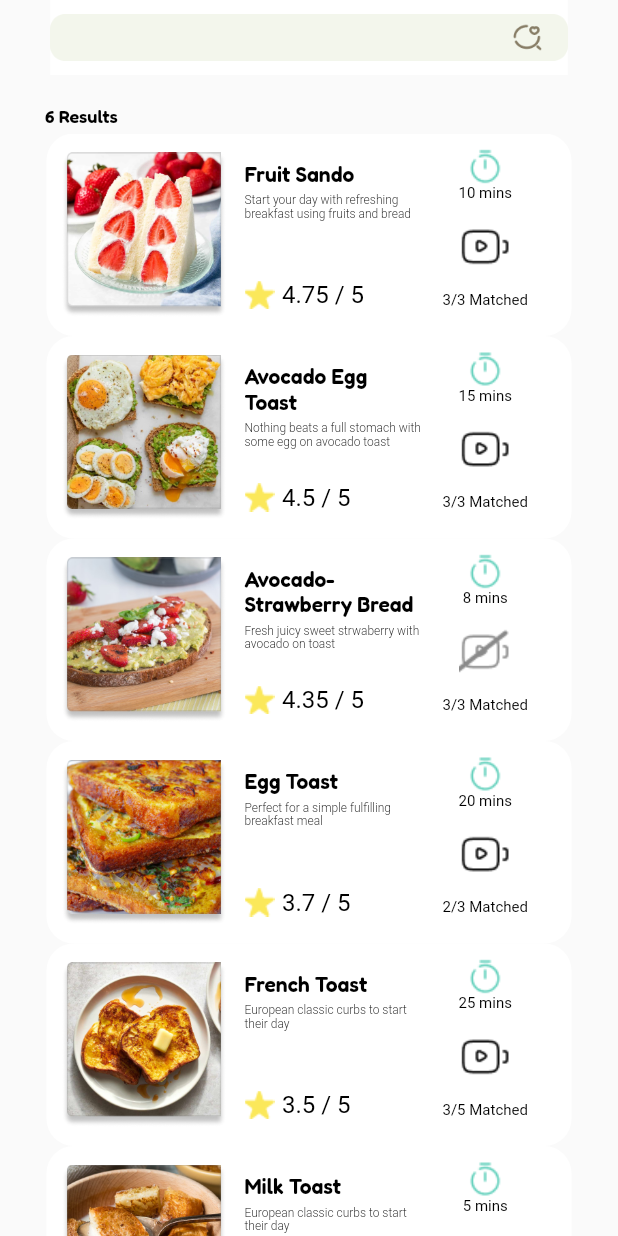
After one commit to swy-git/Greezly, a Flutter app: the RecipeResultPage screen opened directly, on a phone screen of 412 x 824 dp. The commit adds this screen. Run offline on Flutter 3.47's test engine with Material 2 defaults, Android fonts, the phone set to English and light mode, and no system bars.

Commit message:
recipe result done
tinggal tambahin navbar

```diff
--- /dev/null
+++ b/lib/reciperesult.dart
@@ -0,0 +1,212 @@
+// ignore_for_file: prefer_const_constructors, prefer_const_literals_to_create_immutables
+
+import 'package:flutter/material.dart';
+import 'package:practice/search.dart';
+import 'package:practice/widget/scroll.dart';
+
+class RecipeResultPage extends StatefulWidget {
+  const RecipeResultPage({super.key});
+
+  @override
+  State<RecipeResultPage> createState() => _RecipeResultPageState();
+}
+
+class _RecipeResultPageState extends State<RecipeResultPage> {
+  @override
+  Widget build(BuildContext context) {
+    Widget VerticalScroll() {
+      return Expanded(
+        child: SingleChildScrollView(
+          scrollDirection: Axis.vertical,
+          child: Container(
+            child: Column(
+              children: [
+                CustomScroll(
+                  imgurl: 'images/fruitsando.png',
+                  title: 'Fruit Sando',
+                  desc:
+                      'Start your day with refreshing breakfast using fruits and bread',
+                  rate: '4.75 / 5',
+                  mins: '10 mins',
+                  vidurl: 'images/vid.png',
+                  match: '3/3 Matched',
+                ),
+                CustomScroll(
+                  imgurl: 'images/avoegg.png',
+                  title: 'Avocado Egg Toast',
+                  desc:
+                      'Nothing beats a full stomach with some egg on avocado toast',
+                  rate: '4.5 / 5',
+                  mins: '15 mins',
+                  vidurl: 'images/vid.png',
+                  match: '3/3 Matched',
+                ),
+                CustomScroll(
+                  imgurl: 'images/avostr.png',
+                  title: 'Avocado-Strawberry Bread',
+                  desc: 'Fresh juicy sweet strwaberry with avocado on toast',
+                  rate: '4.35 / 5',
+                  mins: '8 mins',
+                  vidurl: 'images/novid.png',
+                  match: '3/3 Matched',
+                ),
+                CustomScroll(
+                  imgurl: 'images/eggtoast.png',
+                  title: 'Egg Toast',
+                  desc: 'Perfect for a simple fulfilling breakfast meal',
+                  rate: '3.7 / 5',
+                  mins: '20 mins',
+                  vidurl: 'images/vid.png',
+                  match: '2/3 Matched',
+                ),
+                CustomScroll(
+                  imgurl: 'images/frenchtoast.png',
+                  title: 'French Toast',
+                  desc: 'European classic curbs to start their day',
+                  rate: '3.5 / 5',
+                  mins: '25 mins',
+                  vidurl: 'images/vid.png',
+                  match: '3/5 Matched',
+                ),
+                CustomScroll(
+                  imgurl: 'images/milktoast.png',
+                  title: 'Milk Toast',
+                  desc: 'European classic curbs to start their day',
+                  rate: '4.0 / 5',
+                  mins: '5 mins',
+                  vidurl: 'images/vid.png',
+                  match: '2/2 Matched',
+                ),
+                // kalo mau nambahin disini
+
+                SizedBox(
+                  height: 12,
+                ),
+                Center(
+                  child: Text(
+                    '- END OF RESULTS -',
+                    style: TextStyle(
+                      color: Colors.black,
+                      fontFamily: 'Fredoka',
+                      fontSize: 14,
+                      fontWeight: FontWeight.normal,
+                    ),
+                  ),
+                ),
+                SizedBox(
+                  height: 12,
+                ),
+              ],
+            ),
+          ),
+        ),
+      );
+    }
+
+    return Scaffold(
+      body: SafeArea(
+        minimum: const EdgeInsets.only(left: 30, right: 30),
+        child: Column(
+          children: [
+            // Search bar
+            Positioned(
+              child: Container(
+                height: 50,
+                color: Colors.white,
+                child: GestureDetector(
+                  onTap: () {
+                    Navigator.push(
+                      context,
+                      PageRouteBuilder(
+                        transitionDuration: const Duration(milliseconds: 200),
+                        pageBuilder: (context, animation, secondaryAnimation) {
+                          return SlideTransition(
+                            position: Tween<Offset>(
+                              begin: const Offset(0.0, -1.0),
+                              end: Offset.zero,
+                            ).animate(animation),
+                            child: const SearchPage(),
+                          );
+                        },
+                      ),
+                    );
+                  },
+                  child: const Image(
+                    image: AssetImage('images/searchbar.png'),
+                    width: 345,
+                  ),
+                ),
+              ),
+            ),
+
+            const SizedBox(
+              height: 20,
+            ),
+            Container(
+              alignment: AlignmentDirectional.topStart,
+              child: Text(
+                '6 Results',
+                style: TextStyle(
+                  color: Colors.black,
+                  fontFamily: 'Fredoka',
+                  fontSize: 12,
+                  fontWeight: FontWeight.normal,
+                ),
+              ),
+            ),
+            SizedBox(
+              height: 4,
+            ),
+
+            VerticalScroll(),
+
+            // const Center(
+            //   child: Text(
+            //     'Recipe Result',
+            //     style: TextStyle(
+            //       color: Color.fromRGBO(255, 92, 44, 1),
+            //       fontFamily: 'Fredoka',
+            //       fontSize: 30,
+            //       fontWeight: FontWeight.bold,
+            //     ),
+            //   ),
+            // ),
+            // const SizedBox(
+            //   height: 20,
+            // ),
+            // GestureDetector(
+            //   onTap: () {},
+            //   child: const Image(
+            //     image: AssetImage('images/liked.png'),
+            //   ),
+            // ),
+            // GestureDetector(
+            //   onTap: () {},
+            //   child: const Image(
+            //     image: AssetImage('images/breakfast.png'),
+            //   ),
+            // ),
+            // GestureDetector(
+            //   onTap: () {},
+            //   child: const Image(
+            //     image: AssetImage('images/lunch.png'),
+            //   ),
+            // ),
+            // GestureDetector(
+            //   onTap: () {},
+            //   child: const Image(
+            //     image: AssetImage('images/dinner.png'),
+            //   ),
+            // ),
+            // GestureDetector(
+            //   onTap: () {},
+            //   child: const Image(
+            //     image: AssetImage('images/addNew.png'),
+            //   ),
+            // ),
+          ],
+        ),
+      ),
+    );
+  }
+}
--- a/lib/search.dart
+++ b/lib/search.dart
@@ -3,6 +3,7 @@ import 'package:practice/homie.dart';
 import 'package:practice/feeds.dart';
 import 'package:practice/recipes.dart';
 import 'package:practice/profile.dart';
+import 'package:practice/reciperesult.dart';
 
 class SearchPage extends StatefulWidget {
   const SearchPage({super.key});
@@ -415,7 +416,13 @@ class _SearchPageState extends State<SearchPage> {
             ),
             GestureDetector(
               onTap: () {
-                Navigator.pop(context);
+                Navigator.of(context).push(
+                  MaterialPageRoute(
+                    builder: (BuildContext context) {
+                      return const RecipeResultPage();
+                    },
+                  ),
+                );
               },
               child: const Image(
                 width: 275,
--- /dev/null
+++ b/lib/widget/scroll.dart
@@ -0,0 +1,130 @@
+import 'package:flutter/material.dart';
+
+class CustomScroll extends StatelessWidget {
+  final String? imgurl;
+  final String? title;
+  final String? desc;
+  final String? rate;
+  final String? mins;
+  final String? vidurl;
+  final String? match;
+
+  const CustomScroll(
+      {this.imgurl,
+      this.title,
+      this.desc,
+      this.rate,
+      this.mins,
+      this.vidurl,
+      this.match});
+
+  @override
+  Widget build(BuildContext context) {
+    return Container(
+      height: 135,
+      width: 350,
+      decoration: BoxDecoration(
+          borderRadius: BorderRadius.circular(18.0), color: Colors.white),
+      child: Padding(
+        padding: const EdgeInsets.all(10.0),
+        child: Row(
+            mainAxisAlignment: MainAxisAlignment.spaceBetween,
+            // crossAxisAlignment: CrossAxisAlignment.center,
+            children: [
+              Row(
+                children: [
+                  Image.asset(
+                    imgurl!,
+                    width: 110,
+                  ),
+                  SizedBox(
+                    width: 12,
+                  ),
+                  Column(
+                    mainAxisAlignment: MainAxisAlignment.center,
+                    crossAxisAlignment: CrossAxisAlignment.start,
+                    children: [
+                      Container(
+                        height: 80,
+                        width: 120,
+                        child: Column(
+                          crossAxisAlignment: CrossAxisAlignment.start,
+                          children: [
+                            Text(
+                              title!,
+                              style: TextStyle(
+                                fontFamily: 'Fredoka',
+                                fontSize: 14,
+                                fontWeight: FontWeight.bold,
+                                color: Colors.black,
+                              ),
+                            ),
+                            SizedBox(
+                              height: 5,
+                            ),
+                            Text(
+                              desc!,
+                              style: TextStyle(
+                                  fontSize: 8,
+                                  fontWeight: FontWeight.w300,
+                                  color: Colors.black),
+                            ),
+                          ],
+                        ),
+                      ),
+                      Row(
+                        children: [
+                          Image.asset('images/star.png'),
+                          SizedBox(
+                            width: 5,
+                          ),
+                          Text(
+                            rate!,
+                            style: TextStyle(
+                              fontSize: 16,
+                              fontWeight: FontWeight.w400,
+                              color: Colors.black,
+                            ),
+                          ),
+                        ],
+                      ),
+                    ],
+                  ),
+                  SizedBox(
+                    width: 12,
+                  ),
+                  Column(
+                    children: [
+                      Image.asset('images/timer.png'),
+                      Text(
+                        mins!,
+                        style: TextStyle(
+                          fontSize: 10,
+                          fontWeight: FontWeight.w400,
+                          color: Colors.black,
+                        ),
+                      ),
+                      SizedBox(
+                        height: 12,
+                      ),
+                      Image.asset(vidurl!),
+                      SizedBox(
+                        height: 12,
+                      ),
+                      Text(
+                        match!,
+                        style: TextStyle(
+                          fontSize: 10,
+                          fontWeight: FontWeight.w400,
+                          color: Colors.black,
+                        ),
+                      ),
+                    ],
+                  ),
+                ],
+              ),
+            ]),
+      ),
+    );
+  }
+}
```
Also changed, not shown: images/avoegg.png (added), images/avostr.png (added), images/eggtoast.png (added), images/frenchtoast.png (added), images/fruitsando.png (added), images/milktoast.png (added), images/novid.png (added), images/star.png (added), images/timer.png (added), images/vid.png (added), 1 other file.
